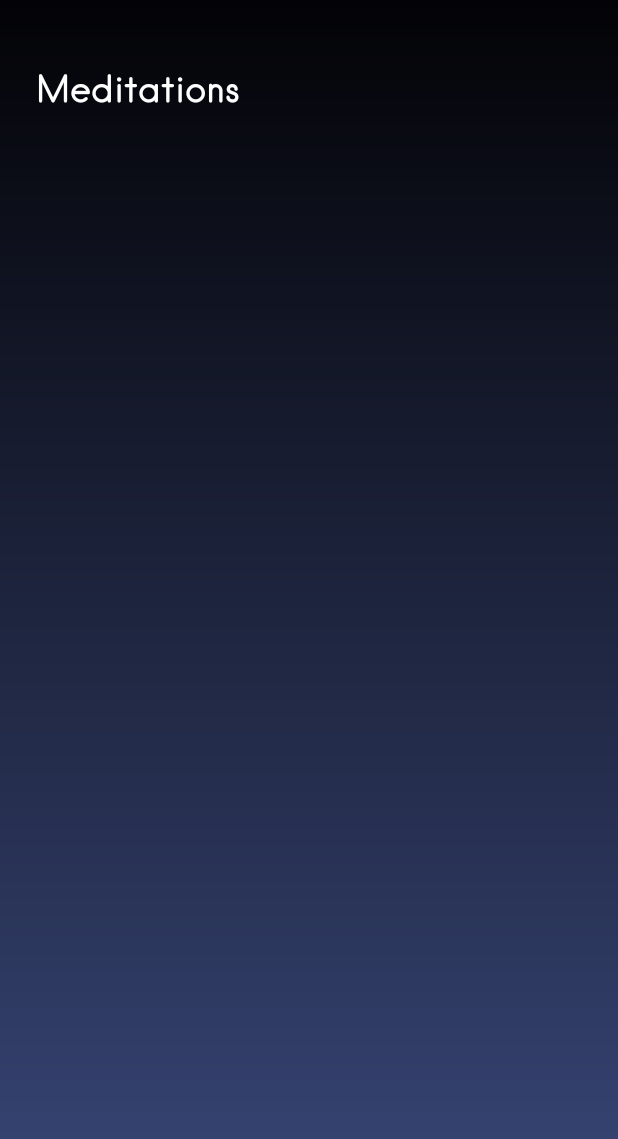
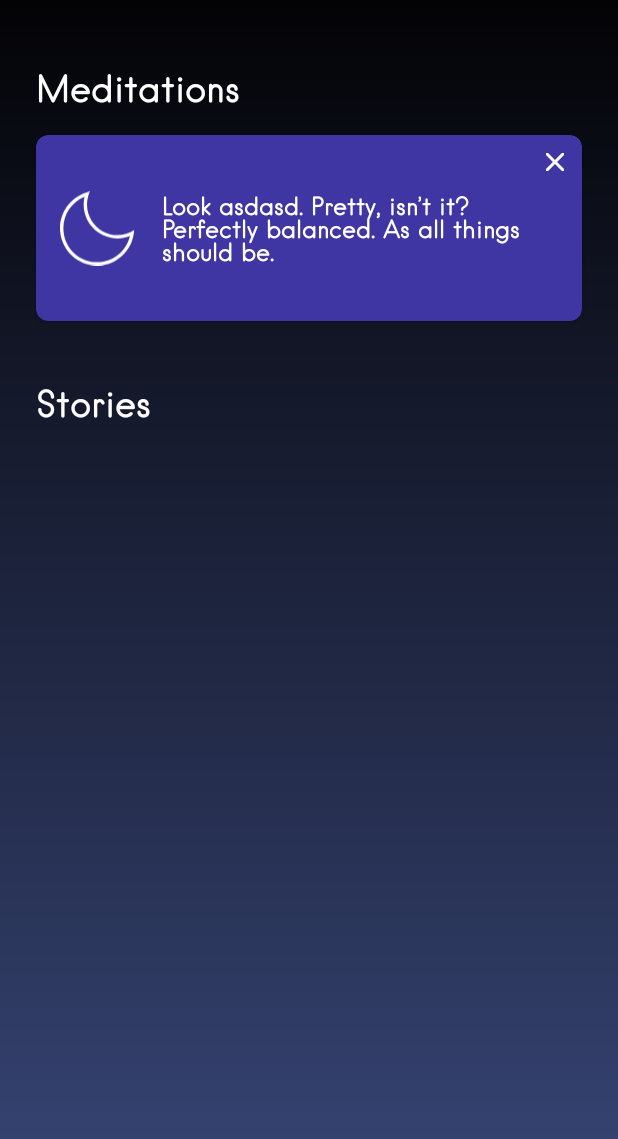
Before and after one commit to oguzzhan/Relax, an Android app: the DashboardFragment screen opened through its navigation route, on a phone screen of 412 x 824 dp. Shown: the top 1139 px of the screen. Run offline under Robolectric (Android 15) with nearby library versions, the phone set to English and light mode, and no system bars; our stand-ins replace Dagger/Hilt's generated code, Picasso, data binding; pictures from the network do not load; 1 statement that could not run was skipped.

Commit message:
banner view implemented

```diff
--- a/app/src/main/java/com/ozzy/relax/ui/dashboard/DashboardViewModel.kt
+++ b/app/src/main/java/com/ozzy/relax/ui/dashboard/DashboardViewModel.kt
@@ -6,6 +6,7 @@ import androidx.lifecycle.ViewModel
 import androidx.lifecycle.viewModelScope
 import com.ozzy.relax.data.model.Meditation
 import com.ozzy.relax.data.model.Resource
+import com.ozzy.relax.utils.Session
 import dagger.hilt.android.lifecycle.HiltViewModel
 import kotlinx.coroutines.flow.collect
 import kotlinx.coroutines.launch
@@ -17,6 +18,12 @@ class DashboardViewModel @Inject constructor(
 ) : ViewModel() {
 
     val meditationsLiveData = MutableLiveData<List<Meditation>>()
+    val userName = Session.getInstance()
+
+    val bannerVisibility = MutableLiveData<Boolean>().apply { value = true }
+    fun hideClick() {
+        bannerVisibility.value = false
+    }
 
     init {
         getDashboardData()
--- a/app/src/main/java/com/ozzy/relax/ui/login/LoginViewModel.kt
+++ b/app/src/main/java/com/ozzy/relax/ui/login/LoginViewModel.kt
@@ -4,6 +4,7 @@ import android.util.Log
 import androidx.lifecycle.MutableLiveData
 import androidx.lifecycle.ViewModel
 import com.ozzy.relax.utils.Event
+import com.ozzy.relax.utils.Session
 
 
 class LoginViewModel : ViewModel() {
@@ -17,6 +18,7 @@ class LoginViewModel : ViewModel() {
     fun buttonClick() {
         if (validatePassword() && validateUserName()) {
             Log.d("matches", "success")
+            Session.setInstance(userName.value ?: "")
             errorVisible.value = false
             goToDashboard.value = Event(true)
         } else {
--- a/app/src/main/java/com/ozzy/relax/utils/BindingAdapters.kt
+++ b/app/src/main/java/com/ozzy/relax/utils/BindingAdapters.kt
@@ -2,8 +2,10 @@ package com.ozzy.relax.utils
 
 import android.view.View
 import android.widget.ImageView
+import android.widget.TextView
 import androidx.core.view.isVisible
 import androidx.databinding.BindingAdapter
+import com.ozzy.relax.R
 import com.squareup.picasso.Picasso
 
 /**
@@ -20,3 +22,9 @@ fun setImage(imageView: ImageView, imageUrl: String?) {
         Picasso.get().load(it).into(imageView)
     }
 }
+
+@BindingAdapter("android:bannerText")
+fun setBannerText(textView: TextView, text: String?) {
+    val textWithName = textView.context.getString(R.string.banner_text, text ?: "")
+    textView.text = textWithName
+}
--- /dev/null
+++ b/app/src/main/res/drawable/ic_baseline_close_24.xml
@@ -0,0 +1,10 @@
+<vector xmlns:android="http://schemas.android.com/apk/res/android"
+    android:width="24dp"
+    android:height="24dp"
+    android:tint="#FFFFFF"
+    android:viewportWidth="24"
+    android:viewportHeight="24">
+    <path
+        android:fillColor="@android:color/white"
+        android:pathData="M19,6.41L17.59,5 12,10.59 6.41,5 5,6.41 10.59,12 5,17.59 6.41,19 12,13.41 17.59,19 19,17.59 13.41,12z" />
+</vector>
--- /dev/null
+++ b/app/src/main/res/drawable/moon.xml
@@ -0,0 +1,10 @@
+<vector xmlns:android="http://schemas.android.com/apk/res/android"
+    android:width="58dp"
+    android:height="57dp"
+    android:viewportWidth="58"
+    android:viewportHeight="57">
+    <path
+        android:fillColor="#FFFFFF"
+        android:fillType="evenOdd"
+        android:pathData="M23.088 0.167969C21.6424 3.2594 20.8919 6.63033 20.8892 10.0433C20.8863 18.6933 25.6391 26.6437 33.2576 30.733C40.8761 34.8224 50.1253 34.3878 57.3272 29.6021C56.6534 44.5386 44.6276 56.4535 29.6925 56.9818C14.7575 57.5101 1.92064 46.4747 0.194163 31.6231C-1.53232 16.7716 8.43045 3.08314 23.088 0.167969ZM3.11133 33.2668C5.48716 45.5332 16.2228 54.3918 28.7114 54.3907C40.8215 54.4072 51.3389 46.0553 54.0719 34.2518C46.0372 37.4785 36.9257 36.5051 29.7532 31.6536C22.5808 26.8022 18.2828 18.7054 18.2818 10.0433C18.2803 8.04367 18.5119 6.05068 18.9717 4.10468C7.38675 8.77082 0.735504 21.0003 3.11133 33.2668Z" />
+</vector>
--- a/app/src/main/res/layout/dashboard_fragment.xml
+++ b/app/src/main/res/layout/dashboard_fragment.xml
@@ -18,14 +18,12 @@
 
         <TextView
             android:id="@+id/textViewMeditationsTitle"
+            style="@style/DashboardTitle"
             android:layout_width="match_parent"
             android:layout_height="wrap_content"
             android:layout_marginStart="24dp"
             android:layout_marginTop="44dp"
-            android:fontFamily="@font/hanken_book"
             android:text="@string/dashboard_meditations_title"
-            android:textColor="@color/white"
-            android:textSize="24sp"
             app:layout_constraintTop_toTopOf="parent" />
 
         <androidx.recyclerview.widget.RecyclerView
@@ -40,6 +38,68 @@
             app:meditationsList="@{viewModel.meditationsLiveData}"
             tools:listitem="@layout/item_meditations" />
 
+        <androidx.cardview.widget.CardView
+            android:id="@+id/cardViewBanner"
+            android:layout_width="match_parent"
+            android:layout_height="124dp"
+            android:layout_marginStart="24dp"
+            android:layout_marginEnd="24dp"
+            android:visibility="@{viewModel.bannerVisibility}"
+            app:cardBackgroundColor="@color/purple_banner"
+            app:cardCornerRadius="8dp"
+            app:layout_constraintTop_toBottomOf="@id/recyclerViewMeditations">
+
+            <androidx.constraintlayout.widget.ConstraintLayout
+                android:layout_width="match_parent"
+                android:layout_height="match_parent">
+
+                <ImageView
+                    android:id="@+id/imageViewMoon"
+                    android:layout_width="50dp"
+                    android:layout_height="50dp"
+                    android:layout_marginStart="16dp"
+                    android:contentDescription="@string/moon_image_description"
+                    android:src="@drawable/moon"
+                    app:layout_constraintBottom_toBottomOf="parent"
+                    app:layout_constraintStart_toStartOf="parent"
+                    app:layout_constraintTop_toTopOf="parent" />
+
+                <TextView
+                    style="@style/BannerText"
+                    android:layout_width="0dp"
+                    android:layout_height="wrap_content"
+                    android:layout_marginStart="18dp"
+                    android:layout_marginEnd="16dp"
+                    android:bannerText="@{viewModel.userName}"
+                    app:layout_constraintBottom_toBottomOf="@id/imageViewMoon"
+                    app:layout_constraintEnd_toEndOf="parent"
+                    app:layout_constraintStart_toEndOf="@id/imageViewMoon"
+                    app:layout_constraintTop_toTopOf="@id/imageViewMoon"
+                    tools:text="@tools:sample/lorem" />
+
+                <ImageButton
+                    android:layout_width="12dp"
+                    android:layout_height="12dp"
+                    android:layout_marginTop="12dp"
+                    android:layout_marginEnd="12dp"
+                    android:contentDescription="@string/hide_banner_description"
+                    android:onClick="@{(v)->viewModel.hideClick()}"
+                    android:src="@drawable/ic_baseline_close_24"
+                    app:layout_constraintEnd_toEndOf="parent"
+                    app:layout_constraintTop_toTopOf="parent" />
+
+            </androidx.constraintlayout.widget.ConstraintLayout>
+        </androidx.cardview.widget.CardView>
+
+        <TextView
+            style="@style/DashboardTitle"
+            android:layout_width="match_parent"
+            android:layout_height="wrap_content"
+            android:layout_marginStart="24dp"
+            android:layout_marginTop="40dp"
+            android:text="@string/dashboard_stories_title"
+            app:layout_constraintTop_toBottomOf="@id/cardViewBanner" />
+
 
     </androidx.constraintlayout.widget.ConstraintLayout>
 </layout>
--- a/app/src/main/res/values/colors.xml
+++ b/app/src/main/res/values/colors.xml
@@ -17,4 +17,5 @@
     <color name="login_text_color">@color/pig_iron</color>
     <color name="dashboard_dark">#030306</color>
     <color name="dashboard_light">#394778</color>
+    <color name="purple_banner">#4036A3</color>
 </resources>
--- a/app/src/main/res/values/strings.xml
+++ b/app/src/main/res/values/strings.xml
@@ -7,4 +7,8 @@
     <string name="login_error">User name should have at least 2 characters \n Password should contain at least 1 number and 1 uppercase character</string>
     <string name="dashboard_meditations_title">Meditations</string>
     <string name="meditation_image_desc">meditation_desc</string>
+    <string name="banner_text">Look %1$s. Pretty, isn’t it? Perfectly balanced. As all things should be.</string>
+    <string name="moon_image_description">moonImageDescription</string>
+    <string name="hide_banner_description">hideBannerDescription</string>
+    <string name="dashboard_stories_title">Stories</string>
 </resources>
--- a/app/src/main/res/values/styles.xml
+++ b/app/src/main/res/values/styles.xml
@@ -35,4 +35,12 @@
         <item name="android:textSize">14sp</item>
     </style>
 
+    <style name="BannerText" parent="MeditationsTitle" />
+
+    <style name="DashboardTitle" parent="RelaxTextView">
+        <item name="android:textColor">@color/white</item>
+        <item name="android:fontFamily">@font/hanken_book</item>
+        <item name="android:textSize">24sp</item>
+    </style>
+
 </resources>
```
